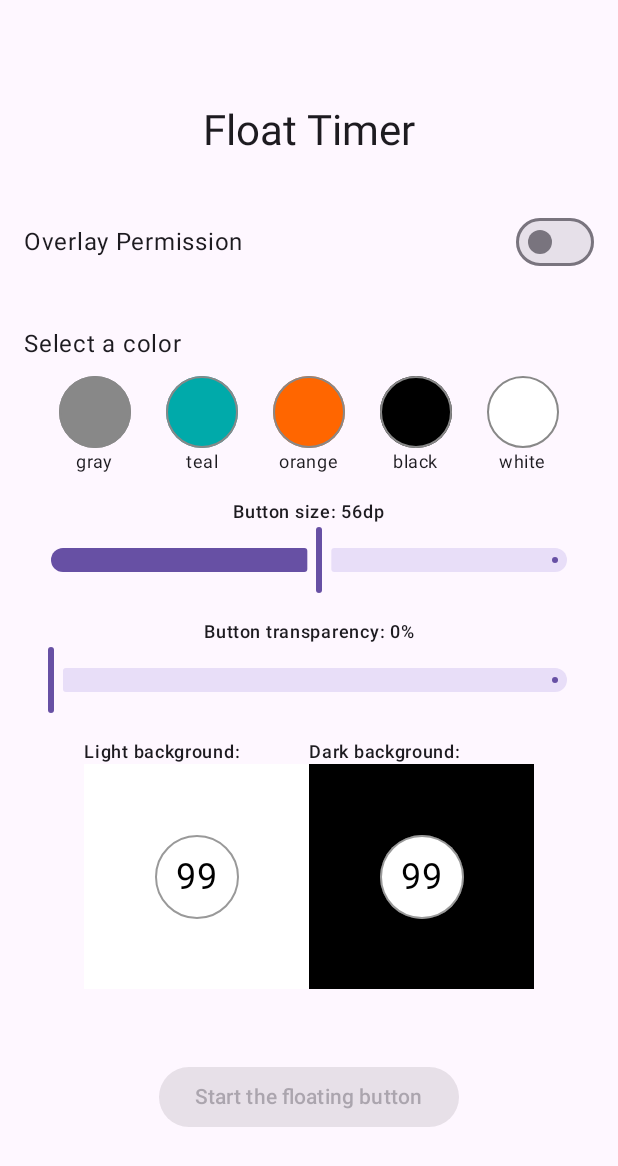
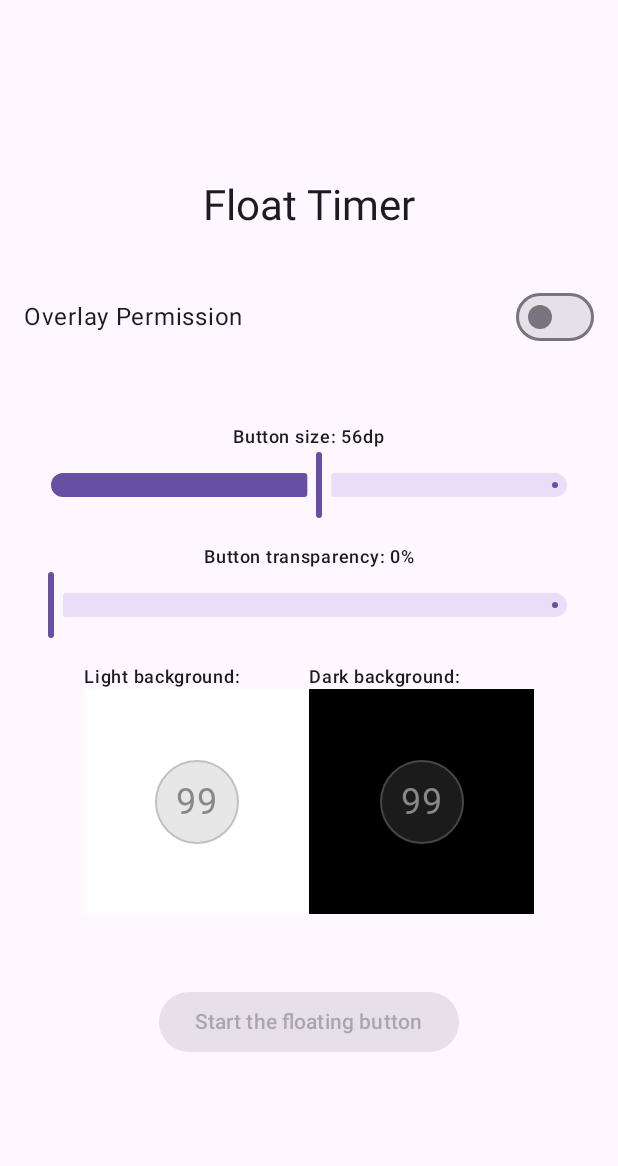
Before and after one commit to jzheng23/FloatTimer, an Android app built with Jetpack Compose: the screen it shows after launch (MainActivity), on a phone screen of 412 x 824 dp. Shown: the top 1166 px of the screen. Run offline under Robolectric (Android 15) with nearby library versions, the phone set to English and light mode, and no system bars.

Commit message:
working on transparency

```diff
--- a/app/src/main/java/com/jzheng23/floattimer/HomeScreen.kt
+++ b/app/src/main/java/com/jzheng23/floattimer/HomeScreen.kt
@@ -53,7 +53,7 @@ fun HomeScreen() {
     var overlayPermissionGranted by remember { mutableStateOf(Settings.canDrawOverlays(context)) }
     var buttonSize by remember { mutableFloatStateOf(DEFAULT_BUTTON_SIZE.toFloat()) }
     var buttonAlpha by remember { mutableFloatStateOf(1f) }
-    var buttonColor by remember { mutableStateOf(Color.Transparent) }
+//    var buttonColor by remember { mutableStateOf(Color.Transparent) }
 
     val overlayPermissionLauncher = rememberLauncherForActivityResult(
         ActivityResultContracts.StartActivityForResult()
@@ -66,7 +66,7 @@ fun HomeScreen() {
             val intent = Intent(context, OverlayService::class.java).apply {
                 putExtra("BUTTON_SIZE", buttonSize.toInt())
                 putExtra("BUTTON_ALPHA", buttonAlpha)
-                putExtra("BUTTON_COLOR", buttonColor.toArgb())
+//                putExtra("BUTTON_COLOR", buttonColor.toArgb())
             }
             context.startService(intent)
         }
@@ -102,13 +102,13 @@ fun HomeScreen() {
 
         Spacer(modifier = Modifier.height(32.dp))
 
-        ColorPicker(
-            selectedColor = buttonColor,
-            onColorSelected = { color ->
-                buttonColor = color
-                startOverlayService()
-            }
-        )
+//        ColorPicker(
+//            selectedColor = buttonColor,
+//            onColorSelected = { color ->
+//                buttonColor = color
+//                startOverlayService()
+//            }
+//        )
 
         Text(
             "Button size: ${buttonSize.toInt()}dp",
@@ -149,7 +149,7 @@ fun HomeScreen() {
         OverlayButtonPreview(
             buttonSize = buttonSize.toInt(),
             buttonAlpha = buttonAlpha,
-            buttonColor = buttonColor
+//            buttonColor = buttonColor
         )
 
         Spacer(modifier = Modifier.height(32.dp))
@@ -186,18 +186,15 @@ fun PermissionSwitch(
 fun OverlayButtonPreview(
     buttonSize: Int = DEFAULT_BUTTON_SIZE,
     buttonAlpha: Float = 1f,
-    buttonColor: Color = Color.Transparent
+//    buttonColor: Color = Color.Transparent
 ) {
     // Inside your composable or where you have context available
     val context = LocalContext.current
-//    val textColor = Color(ContextCompat.getColor(context, R.color.text_color))
-    val backgroundColor = when (buttonColor.toArgb() and 0xFFFFFF) {
-        0xFFFFFF -> Color.Black // If white (ignoring alpha)
-        0x000000 -> Color.White // If black (ignoring alpha)
-        else -> Color(ContextCompat.getColor(context, R.color.background_color))
-    }
+    val textColor = Color(ContextCompat.getColor(context, R.color.gray))
+    val backgroundColor = Color(ContextCompat.getColor(context, R.color.background_color))
+
 //        Color(ContextCompat.getColor(context, R.color.background_color))
-//    val borderColor = Color(ContextCompat.getColor(context, R.color.border_color))
+    val borderColor = Color(ContextCompat.getColor(context, R.color.gray))
     Column(
         modifier = Modifier.padding(vertical = 16.dp)
     ) {
@@ -231,14 +228,14 @@ fun OverlayButtonPreview(
                                 )
                                 .border(
                                     width = 1.dp,
-                                    color = buttonColor.copy(alpha = 0.4f * buttonAlpha),
+                                    color = borderColor.copy(alpha = 0.4f * buttonAlpha),
                                     shape = CircleShape
                                 )
                         )
                         Text(
                             "99",
                             modifier = Modifier.align(Alignment.Center),
-                            color = buttonColor.copy(alpha = buttonAlpha),
+                            color = textColor.copy(alpha = buttonAlpha),
                             fontSize = Constants.calculateTextSize(buttonSize).sp
                         )
                     }
@@ -271,14 +268,14 @@ fun OverlayButtonPreview(
                                 )
                                 .border(
                                     width = 1.dp,
-                                    color = buttonColor.copy(alpha = 0.4f * buttonAlpha),
+                                    color = borderColor.copy(alpha = 0.4f * buttonAlpha),
                                     shape = CircleShape
                                 )
                         )
                         Text(
                             "99",
                             modifier = Modifier.align(Alignment.Center),
-                            color = buttonColor.copy(alpha = buttonAlpha),
+                            color = textColor.copy(alpha = buttonAlpha),
                             fontSize = Constants.calculateTextSize(buttonSize).sp
                         )
                     }
@@ -294,80 +291,80 @@ fun HomeScreenPreview() {
     HomeScreen()
 }
 
-@Composable
-fun ColorPicker(
-    selectedColor: Color,
-    onColorSelected: (Color) -> Unit
-) {
-    val context = LocalContext.current
-    val grayColor = Color(ContextCompat.getColor(context, R.color.gray))
-    val tealColor = Color(ContextCompat.getColor(context, R.color.teal))
-    val orangeColor = Color(ContextCompat.getColor(context, R.color.orange))
-    val blackColor = Color(ContextCompat.getColor(context, R.color.black))
-    val whiteColor = Color(ContextCompat.getColor(context, R.color.white))
-
-    val colors = listOf(
-        grayColor to "gray",
-        tealColor to "teal",
-        orangeColor to "orange",
-        blackColor to "black",
-        whiteColor to "white"
-    )
-
-
-    Column {
-        Text(
-            text = "Select a color",
-            style = MaterialTheme.typography.bodyLarge ,
-            modifier = Modifier.padding(bottom = 8.dp)
-        )
-
-        LazyRow(
-            modifier = Modifier.fillMaxWidth(),
-            horizontalArrangement = Arrangement.SpaceEvenly,
-            contentPadding = PaddingValues(horizontal = 1.dp)
-        ) {
-            items(colors.size) { index ->
-                val (color, name) = colors[index]
-                ColorOption(
-                    color = color,
-                    name = name,
-                    isSelected = color == selectedColor,
-                    onClick = {  onColorSelected(color) }
-                )
-            }
-        }
-    }
-}
-
-@Composable
-private fun ColorOption(
-    color: Color,
-    name: String,
-    isSelected: Boolean,
-    onClick: () -> Unit
-) {
-    Column(
-        horizontalAlignment = Alignment.CenterHorizontally,
-        modifier = Modifier
-            .padding(1.dp)
-            .clickable(onClick = onClick)
-    ) {
-        Box(
-            modifier = Modifier
-                .size(48.dp)
-                .background(color, CircleShape)
-                .border(
-                    width = if (isSelected) 3.dp else 1.dp,
-                    color = if (isSelected) MaterialTheme.colorScheme.primary else Color.Gray,
-                    shape = CircleShape
-                )
-        )
-
-        Text(
-            text = name,
-            style = MaterialTheme.typography.bodySmall,
-            modifier = Modifier.padding(top = 1.dp)
-        )
-    }
-}
+//@Composable
+//fun ColorPicker(
+//    selectedColor: Color,
+//    onColorSelected: (Color) -> Unit
+//) {
+//    val context = LocalContext.current
+//    val grayColor = Color(ContextCompat.getColor(context, R.color.gray))
+//    val tealColor = Color(ContextCompat.getColor(context, R.color.teal))
+//    val orangeColor = Color(ContextCompat.getColor(context, R.color.orange))
+//    val blackColor = Color(ContextCompat.getColor(context, R.color.black))
+//    val whiteColor = Color(ContextCompat.getColor(context, R.color.white))
+//
+//    val colors = listOf(
+//        grayColor to "gray",
+//        tealColor to "teal",
+//        orangeColor to "orange",
+//        blackColor to "black",
+//        whiteColor to "white"
+//    )
+//
+//
+//    Column {
+//        Text(
+//            text = "Select a color",
+//            style = MaterialTheme.typography.bodyLarge ,
+//            modifier = Modifier.padding(bottom = 8.dp)
+//        )
+//
+//        LazyRow(
+//            modifier = Modifier.fillMaxWidth(),
+//            horizontalArrangement = Arrangement.SpaceEvenly,
+//            contentPadding = PaddingValues(horizontal = 1.dp)
+//        ) {
+//            items(colors.size) { index ->
+//                val (color, name) = colors[index]
+//                ColorOption(
+//                    color = color,
+//                    name = name,
+//                    isSelected = color == selectedColor,
+//                    onClick = {  onColorSelected(color) }
+//                )
+//            }
+//        }
+//    }
+//}
+//
+//@Composable
+//private fun ColorOption(
+//    color: Color,
+//    name: String,
+//    isSelected: Boolean,
+//    onClick: () -> Unit
+//) {
+//    Column(
+//        horizontalAlignment = Alignment.CenterHorizontally,
+//        modifier = Modifier
+//            .padding(1.dp)
+//            .clickable(onClick = onClick)
+//    ) {
+//        Box(
+//            modifier = Modifier
+//                .size(48.dp)
+//                .background(color, CircleShape)
+//                .border(
+//                    width = if (isSelected) 3.dp else 1.dp,
+//                    color = if (isSelected) MaterialTheme.colorScheme.primary else Color.Gray,
+//                    shape = CircleShape
+//                )
+//        )
+//
+//        Text(
+//            text = name,
+//            style = MaterialTheme.typography.bodySmall,
+//            modifier = Modifier.padding(top = 1.dp)
+//        )
+//    }
+//}
--- a/app/src/main/res/drawable/round_button_gray.xml
+++ b/app/src/main/res/drawable/round_button_gray.xml
@@ -17,8 +17,9 @@
                 android:type="radial"
                 android:centerX="0.5"
                 android:centerY="0.5"
-                android:gradientRadius="50%p"
-                android:startColor="#11888888"
+                android:gradientRadius="80%p"
+                android:startColor="#00888888"
+                android:centerColor="#00888888"
                 android:endColor="#44888888" />
         </shape>
     </item>
--- a/app/src/main/res/layout/overlay_button.xml
+++ b/app/src/main/res/layout/overlay_button.xml
@@ -8,7 +8,7 @@
         android:id="@+id/backgroundView"
         android:layout_width="match_parent"
         android:layout_height="match_parent"
-        android:background="@drawable/round_button_transparent" />
+        android:background="@drawable/round_button_gray" />
 
     <TextView
         android:id="@+id/timerText"
--- a/app/src/main/res/values/colors.xml
+++ b/app/src/main/res/values/colors.xml
@@ -2,7 +2,6 @@
 <resources>
     <color name="gray">#FF888888</color>
     <color name="background_color">#22888888</color>
-    <color name="border_color">#FF888888</color>
     <color name="medium_blue">#FF0066CC</color>
     <color name="teal">#FF00AAAA</color>
     <color name="purple">#FF6600CC</color>
```
Also changed, not shown: app/src/main/java/com/jzheng23/floattimer/OverlayService.kt (+34 -37 lines).
